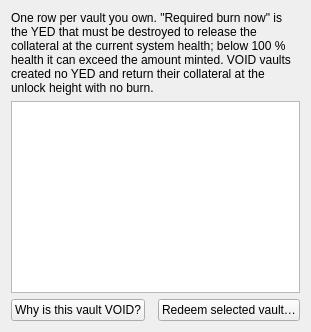
Above: src/yellowbackpositions.ui from boyfromcave/yecwallet-dd before the change. Below: the same form after it.
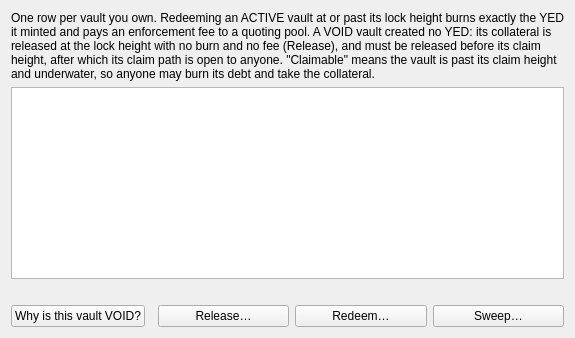
That is the form after the change.

Diff of the .ui file:
```diff
--- a/src/yellowbackpositions.ui
+++ b/src/yellowbackpositions.ui
@@ -6,7 +6,7 @@
    <item>
     <widget class="QLabel" name="lblPositionsIntro">
      <property name="wordWrap"><bool>true</bool></property>
-     <property name="text"><string>One row per vault you own. "Required burn now" is the YED that must be destroyed to release the collateral at the current system health; below 100 % health it can exceed the amount minted. VOID vaults created no YED and return their collateral at the unlock height with no burn.</string></property>
+     <property name="text"><string>One row per vault you own. Redeeming an ACTIVE vault at or past its lock height burns exactly the YED it minted and pays an enforcement fee to a quoting pool. A VOID vault created no YED: its collateral is released at the lock height with no burn and no fee (Release), and must be released before its claim height, after which its claim path is open to anyone. "Claimable" means the vault is past its claim height and underwater, so anyone may burn its debt and take the collateral.</string></property>
     </widget>
    </item>
    <item>
@@ -15,11 +15,20 @@
      <property name="selectionBehavior"><enum>QAbstractItemView::SelectRows</enum></property>
     </widget>
    </item>
+   <item>
+    <widget class="QLabel" name="lblVaultAction">
+     <property name="wordWrap"><bool>true</bool></property>
+     <property name="text"><string/></property>
+     <property name="styleSheet"><string notr="true">QLabel { color: #444; }</string></property>
+    </widget>
+   </item>
    <item>
     <layout class="QHBoxLayout" name="positionsButtons">
      <item><widget class="QPushButton" name="btnWhyVoid"><property name="text"><string>Why is this vault VOID?</string></property></widget></item>
      <item><spacer name="posSpacerH"><property name="orientation"><enum>Qt::Horizontal</enum></property></spacer></item>
-     <item><widget class="QPushButton" name="btnRedeem"><property name="text"><string>Redeem selected vault…</string></property></widget></item>
+     <item><widget class="QPushButton" name="btnRelease"><property name="text"><string>Release…</string></property></widget></item>
+     <item><widget class="QPushButton" name="btnRedeem"><property name="text"><string>Redeem…</string></property></widget></item>
+     <item><widget class="QPushButton" name="btnSweep"><property name="text"><string>Sweep…</string></property></widget></item>
     </layout>
    </item>
   </layout>
```
